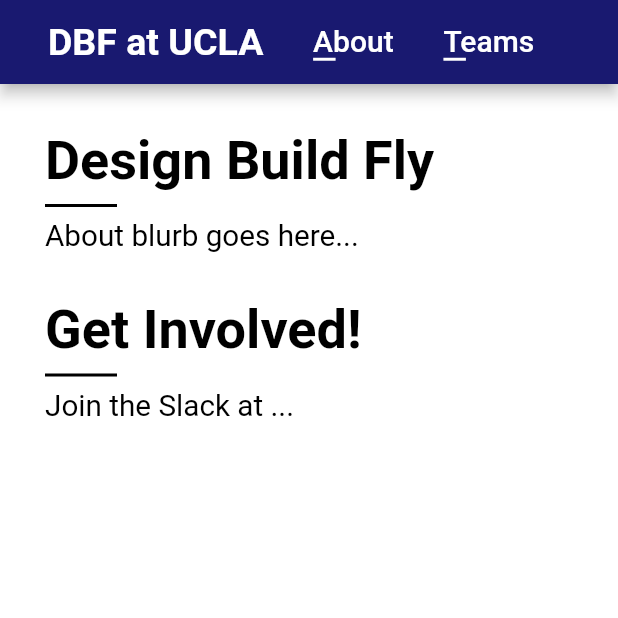
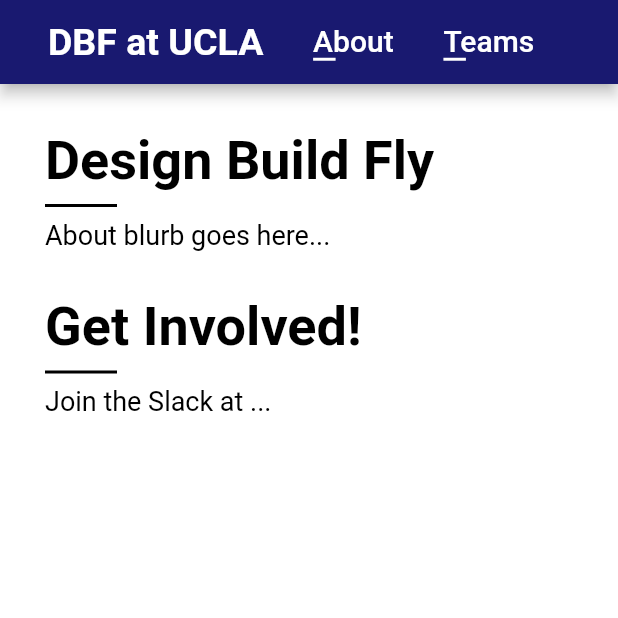
Before and after one commit to DBFatUCLA/DBFatUCLA1, a Flutter app: the DBFAboutPage screen opened by its route, on a phone screen of 412 x 824 dp, the top half of it. Run offline on Flutter 3.47's test engine with Material 2 defaults, Android fonts, the phone set to English and light mode, and no system bars; Roboto replaces fonts that are missing (Montserrat).

Commit message:
Patch removed; Firefox works but Chrome does not. Cambria at font size 18.0 is now mandatory for descriptions.

```diff
--- a/lib/safetext.dart
+++ b/lib/safetext.dart
@@ -2,10 +2,7 @@ import 'package:flutter/material.dart';
 
 class SafeText extends StatelessWidget
 {
-  static const String lato = 'Lato';
   static const String cambria = 'Cambria';
-  static const String roboto = 'Roboto';
-  static const String georgia = 'Georgia';
   static const double _min_font_size = 18.0;
   static const Color _default_color = Colors.black;
 
@@ -15,7 +12,7 @@ class SafeText extends StatelessWidget
   final FontWeight _font_weight;
   final Color _color;
 
-  SafeText(text, {Key key, String fontFamily: SafeText.lato,
+  SafeText(text, {Key key, String fontFamily: SafeText.cambria,
       double fontSize: SafeText._min_font_size,
       FontWeight fontWeight: FontWeight.normal,
       Color color: SafeText._default_color})
@@ -35,7 +32,6 @@ class SafeText extends StatelessWidget
     return SelectableText(
       _text,
       textWidthBasis: TextWidthBasis.longestLine,
-      textScaleFactor: 1.1,  // Here to fix Firefox inconsistency.
       toolbarOptions: ToolbarOptions(
         copy: true,
         paste: true
```
